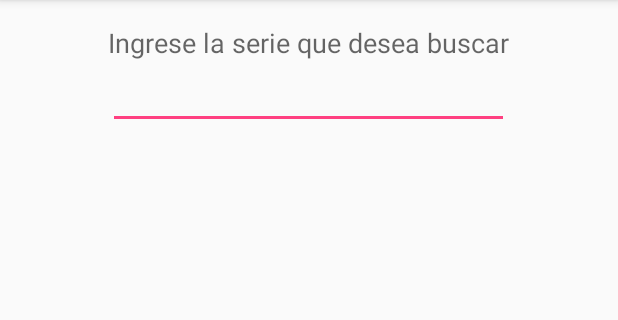
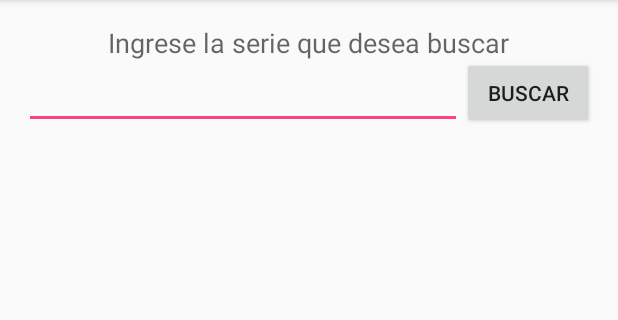
Before and after one commit to BrendaDilschneider/ProyectoSeries, an Android app: the ActivityBuscarSerie screen opened directly, with no data from a screen before it, on a phone screen of 412 x 824 dp, the part 84-404 px from its top. Run offline under Robolectric (Android 15) with nearby library versions, the phone set to English and light mode, and no system bars.

Commit message:
Interfaz activity buscar serie

```diff
--- a/app/src/main/java/series/proyectoseries/ActivityBuscarSerie.java
+++ b/app/src/main/java/series/proyectoseries/ActivityBuscarSerie.java
@@ -1,7 +1,14 @@
 package series.proyectoseries;
 
+import android.content.Intent;
 import android.support.v7.app.AppCompatActivity;
 import android.os.Bundle;
+import android.view.View;
+import android.widget.Button;
+import android.widget.EditText;
+import android.widget.ScrollView;
+import android.widget.TextView;
+import android.widget.Toast;
 
 public class ActivityBuscarSerie extends AppCompatActivity {
 
@@ -9,5 +16,20 @@ public class ActivityBuscarSerie extends AppCompatActivity {
     protected void onCreate(Bundle savedInstanceState) {
         super.onCreate(savedInstanceState);
         setContentView(R.layout.activity_buscar_serie);
+
+        final EditText serie_buscar = (EditText)findViewById(R.id.editBuscar);
+        final String serie_usuario = serie_buscar.getText().toString();
+        final TextView titulo = (TextView) findViewById(R.id.tituloSerie);
+
+        final Button botonAceptar= (Button) findViewById(R.id.botonBuscar);
+        botonAceptar.setOnClickListener(new View.OnClickListener() {
+            @Override
+            public void onClick(View view) {
+
+            }
+
+        });
+
+
     }
 }
--- a/app/src/main/res/layout/activity_buscar_serie.xml
+++ b/app/src/main/res/layout/activity_buscar_serie.xml
@@ -21,20 +21,55 @@
     <EditText
         android:layout_width="wrap_content"
         android:layout_height="wrap_content"
-        android:id="@+id/editText"
+        android:id="@+id/editBuscar"
         android:layout_below="@+id/textView"
+        android:layout_alignParentLeft="true"
+        android:layout_alignParentStart="true"
+        android:layout_toLeftOf="@+id/botonBuscar"
+        android:layout_toStartOf="@+id/botonBuscar" />
+
+    <Button
+        android:layout_width="wrap_content"
+        android:layout_height="wrap_content"
+        android:text="Buscar"
+        android:id="@+id/botonBuscar"
+        android:layout_alignBottom="@+id/editBuscar"
+        android:layout_alignParentRight="true"
+        android:layout_alignParentEnd="true" />
+
+    <TextView
+        android:layout_width="wrap_content"
+        android:layout_height="wrap_content"
+        android:textAppearance="?android:attr/textAppearanceLarge"
+        android:id="@+id/tituloSerie"
+        android:layout_below="@+id/editBuscar"
+        android:layout_marginTop="30dp"
+        android:layout_alignRight="@+id/textView"
+        android:layout_alignEnd="@+id/textView"
         android:layout_alignLeft="@+id/textView"
-        android:layout_alignStart="@+id/textView"
-        android:layout_alignRight="@+id/textView"
-        android:layout_alignEnd="@+id/textView" />
+        android:layout_alignStart="@+id/textView" />
+
+    <ImageView
+        android:layout_width="wrap_content"
+        android:layout_height="wrap_content"
+        android:id="@+id/imagenSerie"
+        android:layout_below="@+id/tituloSerie"
+        android:layout_centerHorizontal="true"
+        android:layout_marginTop="26dp" />
 
     <ScrollView
         android:layout_width="wrap_content"
         android:layout_height="wrap_content"
         android:id="@+id/scrollView"
-        android:layout_below="@+id/editText"
-        android:layout_alignLeft="@+id/editText"
-        android:layout_alignStart="@+id/editText"
-        android:layout_alignRight="@+id/editText"
-        android:layout_alignEnd="@+id/editText" />
+        android:layout_below="@+id/imagenSerie"
+        android:layout_centerHorizontal="true"
+        android:layout_marginTop="33dp" >
+
+        <TextView
+            android:layout_width="wrap_content"
+            android:layout_height="wrap_content"
+            android:id="@+id/contenidoSerie"/>
+
+    </ScrollView>
+
 </RelativeLayout>
```
